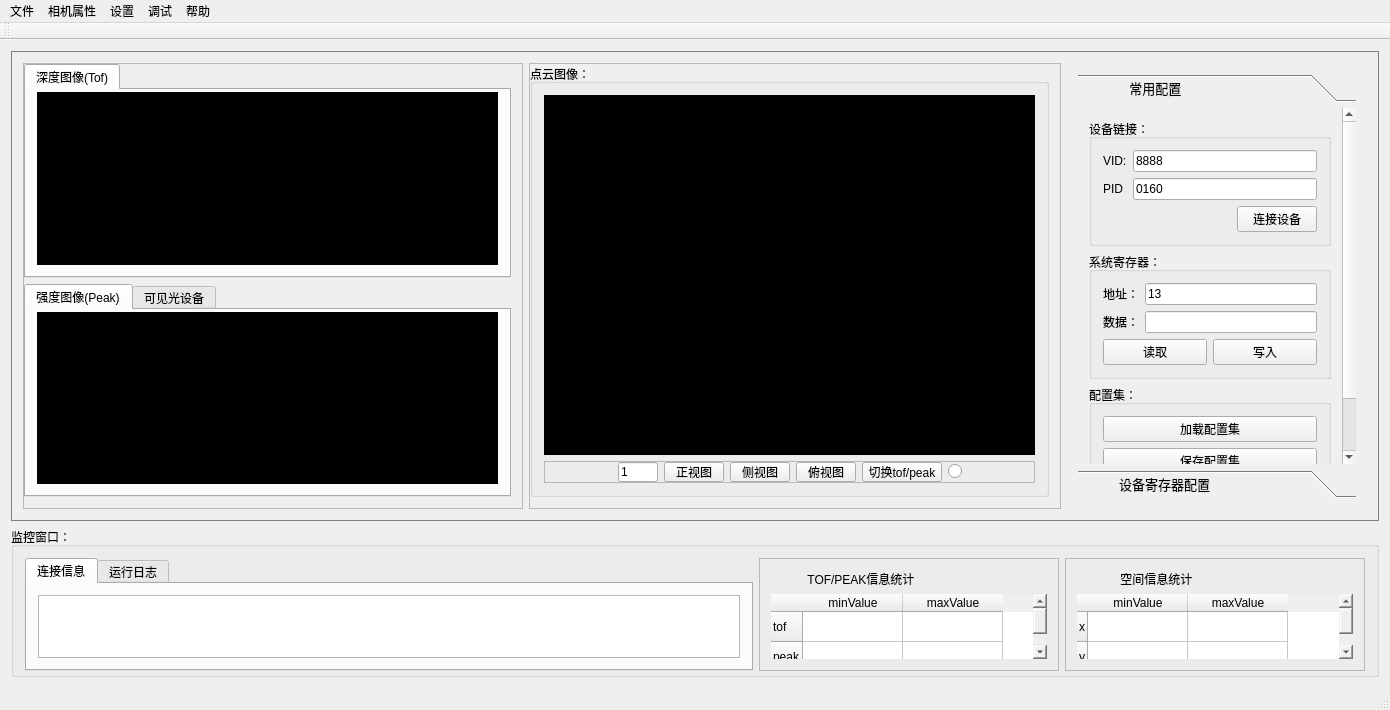
Above: mainwindow.ui from heathen557/show3DPointCloud before the change. Below: the same form after it.
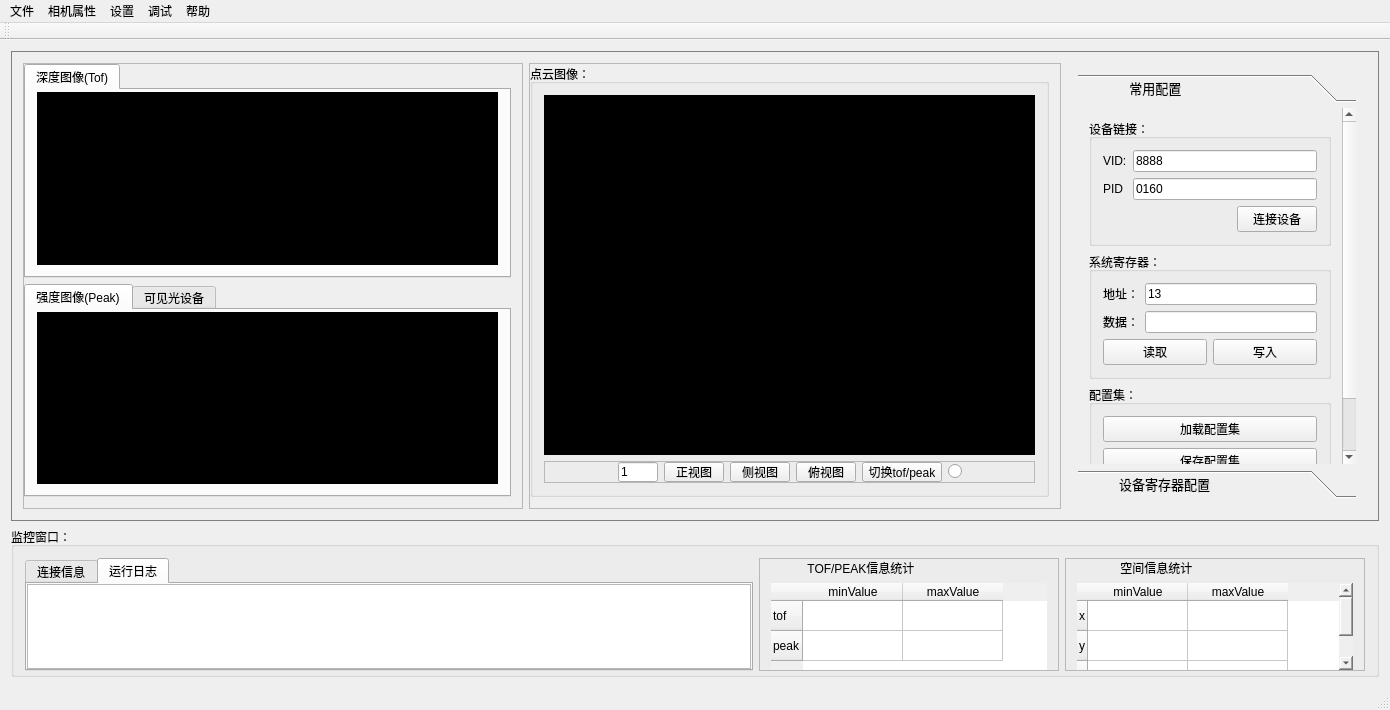
That is the form after the change. The open tabs and pages were chosen to show the change. Icons and pictures are not drawn. Custom widgets are drawn as their Qt base class.

Diff of the .ui file:
```diff
--- a/mainwindow.ui
+++ b/mainwindow.ui
@@ -153,7 +153,7 @@
                  <string notr="true">font:10pt &quot;黑体&quot;;</string>
                 </property>
                 <property name="currentIndex">
-                 <number>1</number>
+                 <number>0</number>
                 </property>
                 <widget class="QWidget" name="tabWidget_2Page1">
                  <attribute name="title">
@@ -806,13 +806,25 @@
             <string notr="true">font:9pt &quot;黑体&quot;;</string>
            </property>
            <property name="currentIndex">
-            <number>0</number>
+            <number>1</number>
            </property>
            <widget class="QWidget" name="tab">
             <attribute name="title">
              <string>连接信息</string>
             </attribute>
             <layout class="QGridLayout" name="gridLayout_13">
+             <property name="leftMargin">
+              <number>0</number>
+             </property>
+             <property name="topMargin">
+              <number>0</number>
+             </property>
+             <property name="rightMargin">
+              <number>0</number>
+             </property>
+             <property name="bottomMargin">
+              <number>0</number>
+             </property>
              <item row="0" column="1">
               <widget class="QTextEdit" name="textEdit"/>
              </item>
@@ -823,6 +835,18 @@
              <string>运行日志</string>
             </attribute>
             <layout class="QGridLayout" name="gridLayout_17">
+             <property name="leftMargin">
+              <number>0</number>
+             </property>
+             <property name="topMargin">
+              <number>0</number>
+             </property>
+             <property name="rightMargin">
+              <number>0</number>
+             </property>
+             <property name="bottomMargin">
+              <number>0</number>
+             </property>
              <item row="0" column="0">
               <widget class="QTextEdit" name="textEdit_2"/>
              </item>
@@ -845,6 +869,12 @@
             <enum>QFrame::Raised</enum>
            </property>
            <layout class="QGridLayout" name="gridLayout_15">
+            <property name="topMargin">
+             <number>0</number>
+            </property>
+            <property name="bottomMargin">
+             <number>0</number>
+            </property>
             <item row="0" column="0">
              <layout class="QVBoxLayout" name="verticalLayout_5">
               <item>
@@ -905,6 +935,12 @@
             <enum>QFrame::Raised</enum>
            </property>
            <layout class="QGridLayout" name="gridLayout_14">
+            <property name="topMargin">
+             <number>0</number>
+            </property>
+            <property name="bottomMargin">
+             <number>0</number>
+            </property>
             <item row="0" column="0">
              <layout class="QVBoxLayout" name="verticalLayout_4">
               <item>
@@ -976,6 +1012,7 @@
      <string>文件</string>
     </property>
     <addaction name="action"/>
+    <addaction name="action_4"/>
    </widget>
    <widget class="QMenu" name="menu_2">
     <property name="title">
@@ -1028,6 +1065,11 @@
     <string>统计信息</string>
    </property>
   </action>
+  <action name="action_4">
+   <property name="text">
+    <string>打开本地文件</string>
+   </property>
+  </action>
  </widget>
  <layoutdefault spacing="6" margin="11"/>
  <customwidgets>
```
